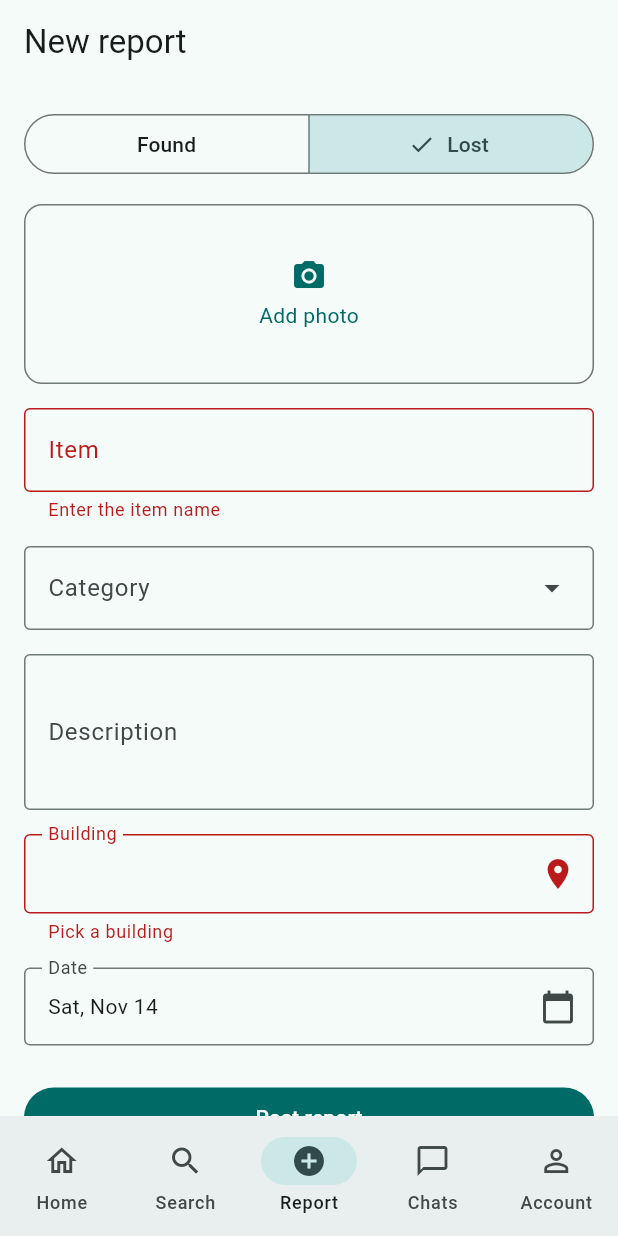
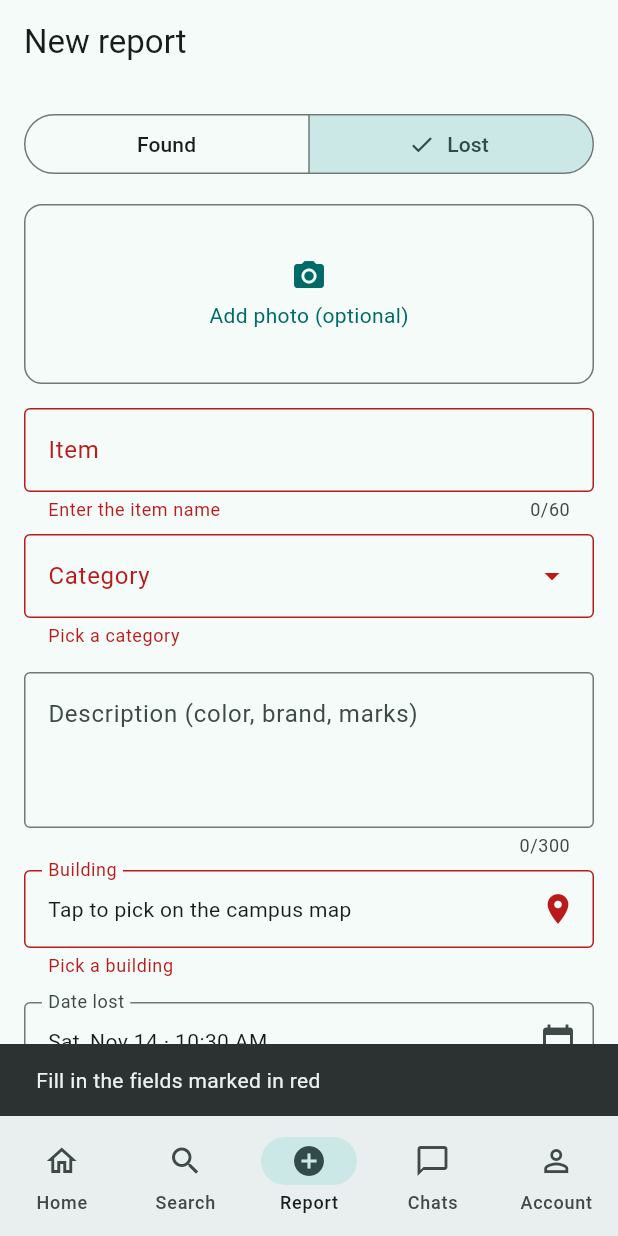
Before and after one commit to TurkiAlslamah/swe463, a Flutter app: the NewReportScreen screen opened by its route, after a tap on "Lost", after a tap on "Post report", on a phone screen of 412 x 824 dp. Run offline on Flutter 3.47's test engine with Material 3 defaults, Android fonts, the phone set to English and light mode, and no system bars; our stand-ins replace go_router, image_picker, shared_preferences, supabase_flutter; accounts and stored records are empty.

Commit message:
finish new report screen (photo upload + time picker)

```diff
--- a/lib/screens/new_report_screen.dart
+++ b/lib/screens/new_report_screen.dart
@@ -1,3 +1,5 @@
+import 'dart:typed_data';
+
 import 'package:flutter/material.dart';
 import 'package:go_router/go_router.dart';
 import 'package:image_picker/image_picker.dart';
@@ -5,10 +7,15 @@ import 'package:intl/intl.dart';
 import 'package:provider/provider.dart';
 
 import '../models/report.dart';
+import '../providers/auth_provider.dart';
 import '../providers/reports_provider.dart';
 import '../services/report_service.dart';
 
 /// Frame 05 - New Report for a found or lost item (F1, F2).
+///
+/// Main end-to-end flow of Phase 3:
+/// form input -> validation -> ReportsProvider -> Supabase (or the local
+/// demo store) -> "Report posted" -> Report Details.
 class NewReportScreen extends StatefulWidget {
   const NewReportScreen({super.key});
 
@@ -25,7 +32,8 @@ class _NewReportScreenState extends State<NewReportScreen> {
   String? _category;
   String? _buildingId;
   XFile? _photo;
-  DateTime _date = DateTime.now();
+  Uint8List? _photoBytes;
+  DateTime _when = DateTime.now();
   bool _submitted = false;
   String? _postedId;
 
@@ -36,105 +44,132 @@ class _NewReportScreenState extends State<NewReportScreen> {
     super.dispose();
   }
 
+  /// A photo is required for found items and optional for lost items.
   bool get _photoMissing => _type == ReportType.found && _photo == null;
 
   Future<void> _pickPhoto() async {
-    final file = await ImagePicker()
-        .pickImage(source: ImageSource.gallery, imageQuality: 70);
-    if (file != null) setState(() => _photo = file);
+    try {
+      final file = await ImagePicker().pickImage(
+        source: ImageSource.gallery,
+        imageQuality: 70,
+        maxWidth: 1600,
+      );
+      if (file == null) return;
+      final bytes = await file.readAsBytes();
+      if (!mounted) return;
+      setState(() {
+        _photo = file;
+        _photoBytes = bytes;
+      });
+    } catch (_) {
+      _showMessage('Could not open the photo library');
     }
+  }
+
+  void _removePhoto() => setState(() {
+        _photo = null;
+        _photoBytes = null;
+      });
 
   Future<void> _pickBuilding() async {
     final id = await context.push<String>('/map-picker');
-    if (id != null) setState(() => _buildingId = id);
+    if (id == null || !mounted) return;
+    setState(() => _buildingId = id);
   }
 
-  Future<void> _pickDate() async {
+  Future<void> _pickDateTime() async {
     final now = DateTime.now();
-    final d = await showDatePicker(
+    final date = await showDatePicker(
       context: context,
       firstDate: now.subtract(const Duration(days: 60)),
       lastDate: now,
-      initialDate: _date,
+      initialDate: _when.isAfter(now) ? now : _when,
     );
-    if (d != null) setState(() => _date = d);
+    if (date == null) return;
+    if (!mounted) return;
+    final time = await showTimePicker(
+      context: context,
+      initialTime: TimeOfDay.fromDateTime(_when),
+    );
+    if (!mounted) return;
+    final t = time ?? TimeOfDay.fromDateTime(_when);
+    var picked = DateTime(date.year, date.month, date.day, t.hour, t.minute);
+    if (picked.isAfter(now)) picked = now; // cannot be in the future
+    setState(() => _when = picked);
   }
 
   Future<void> _post() async {
+    FocusScope.of(context).unfocus();
     setState(() => _submitted = true);
     final formOk = _formKey.currentState!.validate();
-    if (!formOk || _photoMissing || _buildingId == null) return;
+    if (!formOk || _photoMissing || _category == null || _buildingId == null) {
+      _showMessage('Fill in the fields marked in red');
+      return;
+    }
 
-    final report = Report(
-      id: 'r${DateTime.now().millisecondsSinceEpoch}',
+    final reports = context.read<ReportsProvider>();
+    final draft = Report(
+      id: '', // the database (or the local store) gives the real id
       type: _type,
       title: _item.text.trim(),
       description: _description.text.trim(),
-      category: _category ?? 'Other',
+      category: _category!,
       buildingId: _buildingId!,
-      photoUrl: _photo?.path,
-      occurredAt: _date,
+      occurredAt: _when,
       status: ReportStatus.active,
-      ownerId: ReportService.currentUserId,
+      ownerId: context.read<AuthProvider>().user?.id ?? '',
     );
-    await context.read<ReportsProvider>().addReport(report);
-    setState(() => _postedId = report.id);
+
+    try {
+      final saved = await reports.addReport(draft, photo: _photo);
+      if (!mounted) return;
+      setState(() => _postedId = saved.id);
+    } catch (e) {
+      _showMessage(ReportService.describe(e));
+    }
   }
 
   void _reset() {
     _item.clear();
     _description.clear();
     setState(() {
+      _type = ReportType.found;
       _category = null;
       _buildingId = null;
       _photo = null;
-      _date = DateTime.now();
+      _photoBytes = null;
+      _when = DateTime.now();
       _submitted = false;
       _postedId = null;
     });
   }
 
+  void _showMessage(String message) {
+    if (!mounted) return;
+    ScaffoldMessenger.of(context)
+      ..hideCurrentSnackBar()
+      ..showSnackBar(SnackBar(content: Text(message)));
+  }
+
   @override
   Widget build(BuildContext context) {
+    if (_postedId != null) return _buildSuccess(context);
+
     final scheme = Theme.of(context).colorScheme;
-
-    if (_postedId != null) {
-      return Scaffold(
-        appBar: AppBar(title: const Text('New report')),
-        body: Center(
-          child: Column(
-            mainAxisSize: MainAxisSize.min,
-            children: [
-              CircleAvatar(
-                radius: 36,
-                backgroundColor: scheme.primaryContainer,
-                child: Icon(Icons.check_circle,
-                    size: 40, color: scheme.primary),
-              ),
-              const SizedBox(height: 16),
-              const Text('Report posted'),
-              const SizedBox(height: 12),
-              FilledButton.tonal(
-                onPressed: () {
-                  final id = _postedId!;
-                  _reset();
-                  context.push('/reports/$id');
-                },
-                child: const Text('View report'),
-              ),
-            ],
-          ),
-        ),
-      );
-    }
-
+    final posting = context.watch<ReportsProvider>().isPosting;
     final photoError = _submitted && _photoMissing;
+    final categoryError = _submitted && _category == null;
     final buildingError = _submitted && _buildingId == null;
 
     return Scaffold(
       appBar: AppBar(title: const Text('New report')),
-      body: Form(
+      body: AbsorbPointer(
+        absorbing: posting,
+        child: Form(
           key: _formKey,
+          autovalidateMode: _submitted
+              ? AutovalidateMode.onUserInteraction
+              : AutovalidateMode.disabled,
           child: ListView(
             padding: const EdgeInsets.all(16),
             children: [
@@ -147,29 +182,12 @@ class _NewReportScreenState extends State<NewReportScreen> {
                 onSelectionChanged: (s) => setState(() => _type = s.first),
               ),
               const SizedBox(height: 16),
-            InkWell(
-              onTap: _pickPhoto,
-              borderRadius: BorderRadius.circular(12),
-              child: Container(
-                height: 120,
-                decoration: BoxDecoration(
-                  borderRadius: BorderRadius.circular(12),
-                  border: Border.all(
-                      color: photoError ? scheme.error : scheme.outline),
-                ),
-                child: Column(
-                  mainAxisAlignment: MainAxisAlignment.center,
-                  children: [
-                    Icon(_photo == null ? Icons.photo_camera : Icons.check,
-                        color: photoError ? scheme.error : scheme.primary),
-                    const SizedBox(height: 4),
-                    Text(_photo == null ? 'Add photo' : 'Photo added',
-                        style: TextStyle(
-                            color:
-                                photoError ? scheme.error : scheme.primary)),
-                  ],
-                ),
-              ),
+              _PhotoBox(
+                bytes: _photoBytes,
+                hasError: photoError,
+                optional: _type == ReportType.lost,
+                onPick: _pickPhoto,
+                onRemove: _removePhoto,
               ),
               if (photoError)
                 Padding(
@@ -180,16 +198,26 @@ class _NewReportScreenState extends State<NewReportScreen> {
               const SizedBox(height: 16),
               TextFormField(
                 controller: _item,
+                maxLength: 60,
+                textCapitalization: TextCapitalization.sentences,
                 decoration: const InputDecoration(
-                  labelText: 'Item', border: OutlineInputBorder()),
-              validator: (v) =>
-                  (v == null || v.trim().isEmpty) ? 'Enter the item name' : null,
+                  labelText: 'Item',
+                  hintText: 'e.g. Black AirPods case',
+                  border: OutlineInputBorder(),
                 ),
-            const SizedBox(height: 16),
+                validator: (v) {
+                  final text = v?.trim() ?? '';
+                  if (text.isEmpty) return 'Enter the item name';
+                  if (text.length < 3) return 'Use at least 3 characters';
+                  return null;
+                },
+              ),
+              const SizedBox(height: 8),
               DropdownMenu<String>(
                 expandedInsets: EdgeInsets.zero,
                 label: const Text('Category'),
                 initialSelection: _category,
+                errorText: categoryError ? 'Pick a category' : null,
                 onSelected: (v) => setState(() => _category = v),
                 dropdownMenuEntries: [
                   for (final c in ReportService.categories)
@@ -200,12 +228,20 @@ class _NewReportScreenState extends State<NewReportScreen> {
               TextFormField(
                 controller: _description,
                 maxLines: 3,
-              decoration: const InputDecoration(
-                  labelText: 'Description', border: OutlineInputBorder()),
+                maxLength: 300,
+                textCapitalization: TextCapitalization.sentences,
+                decoration: InputDecoration(
+                  labelText: _type == ReportType.found
+                      ? 'Description (where exactly you found it)'
+                      : 'Description (color, brand, marks)',
+                  alignLabelWithHint: true,
+                  border: const OutlineInputBorder(),
                 ),
-            const SizedBox(height: 16),
+              ),
+              const SizedBox(height: 8),
               InkWell(
                 onTap: _pickBuilding,
+                borderRadius: BorderRadius.circular(4),
                 child: InputDecorator(
                   decoration: InputDecoration(
                     labelText: 'Building',
@@ -214,27 +250,152 @@ class _NewReportScreenState extends State<NewReportScreen> {
                     suffixIcon: const Icon(Icons.location_on),
                   ),
                   child: Text(_buildingId == null
-                    ? ''
+                      ? 'Tap to pick on the campus map'
                       : ReportService.buildingLabel(_buildingId!)),
                 ),
               ),
               const SizedBox(height: 16),
               InkWell(
-              onTap: _pickDate,
+                onTap: _pickDateTime,
+                borderRadius: BorderRadius.circular(4),
                 child: InputDecorator(
-                decoration: const InputDecoration(
-                  labelText: 'Date',
-                  border: OutlineInputBorder(),
-                  suffixIcon: Icon(Icons.calendar_today),
+                  decoration: InputDecoration(
+                    labelText:
+                        _type == ReportType.found ? 'Date found' : 'Date lost',
+                    border: const OutlineInputBorder(),
+                    suffixIcon: const Icon(Icons.calendar_today),
                   ),
-                child: Text(DateFormat('EEE, MMM d').format(_date)),
+                  child: Text(DateFormat('EEE, MMM d · h:mm a').format(_when)),
                 ),
               ),
               const SizedBox(height: 24),
-            FilledButton(onPressed: _post, child: const Text('Post report')),
+              FilledButton(
+                onPressed: posting ? null : _post,
+                child: posting
+                    ? const SizedBox(
+                        width: 20,
+                        height: 20,
+                        child: CircularProgressIndicator(strokeWidth: 2),
+                      )
+                    : const Text('Post report'),
+              ),
+            ],
+          ),
+        ),
+      ),
+    );
+  }
+
+  Widget _buildSuccess(BuildContext context) {
+    final scheme = Theme.of(context).colorScheme;
+    return Scaffold(
+      appBar: AppBar(title: const Text('New report')),
+      body: Center(
+        child: Column(
+          mainAxisSize: MainAxisSize.min,
+          children: [
+            CircleAvatar(
+              radius: 36,
+              backgroundColor: scheme.primaryContainer,
+              child: Icon(Icons.check_circle, size: 40, color: scheme.primary),
+            ),
+            const SizedBox(height: 16),
+            Text('Report posted',
+                style: Theme.of(context).textTheme.titleMedium),
+            const SizedBox(height: 12),
+            FilledButton.tonal(
+              onPressed: () {
+                final id = _postedId!;
+                _reset();
+                context.push('/reports/$id');
+              },
+              child: const Text('View report'),
+            ),
+            TextButton(
+              onPressed: _reset,
+              child: const Text('Post another report'),
+            ),
           ],
         ),
       ),
     );
   }
 }
+
+/// Photo area: "Add photo" button, or a preview with change/remove actions.
+class _PhotoBox extends StatelessWidget {
+  const _PhotoBox({
+    required this.bytes,
+    required this.hasError,
+    required this.optional,
+    required this.onPick,
+    required this.onRemove,
+  });
+
+  final Uint8List? bytes;
+  final bool hasError;
+  final bool optional;
+  final VoidCallback onPick;
+  final VoidCallback onRemove;
+
+  @override
+  Widget build(BuildContext context) {
+    final scheme = Theme.of(context).colorScheme;
+    final color = hasError ? scheme.error : scheme.primary;
+    final image = bytes;
+
+    if (image != null) {
+      return ClipRRect(
+        borderRadius: BorderRadius.circular(12),
+        child: SizedBox(
+          height: 180,
+          child: Stack(
+            fit: StackFit.expand,
+            children: [
+              Image.memory(image, fit: BoxFit.cover),
+              Positioned(
+                right: 8,
+                top: 8,
+                child: Row(
+                  children: [
+                    IconButton.filledTonal(
+                      tooltip: 'Change photo',
+                      onPressed: onPick,
+                      icon: const Icon(Icons.edit),
+                    ),
+                    IconButton.filledTonal(
+                      tooltip: 'Remove photo',
+                      onPressed: onRemove,
+                      icon: const Icon(Icons.delete_outline),
+                    ),
+                  ],
+                ),
+              ),
+            ],
+          ),
+        ),
+      );
+    }
+
+    return InkWell(
+      onTap: onPick,
+      borderRadius: BorderRadius.circular(12),
+      child: Container(
+        height: 120,
+        decoration: BoxDecoration(
+          borderRadius: BorderRadius.circular(12),
+          border: Border.all(color: hasError ? scheme.error : scheme.outline),
+        ),
+        child: Column(
+          mainAxisAlignment: MainAxisAlignment.center,
+          children: [
+            Icon(Icons.photo_camera, color: color),
+            const SizedBox(height: 4),
+            Text(optional ? 'Add photo (optional)' : 'Add photo',
+                style: TextStyle(color: color)),
+          ],
+        ),
+      ),
+    );
+  }
+}
```
Lines whose indentation alone changed are shown as unchanged.
